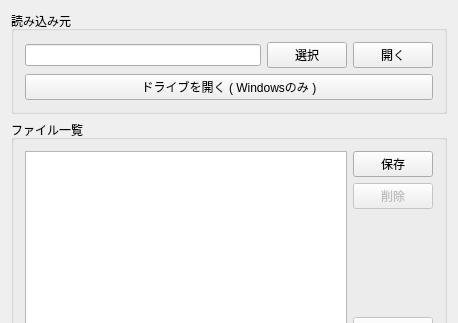
First picture: the form in widget.ui, repository futr/MicomFSReader, before the edit; both pictures show x 0 to 458 and y 0 to 323 of the 458 by 499 pixel window.
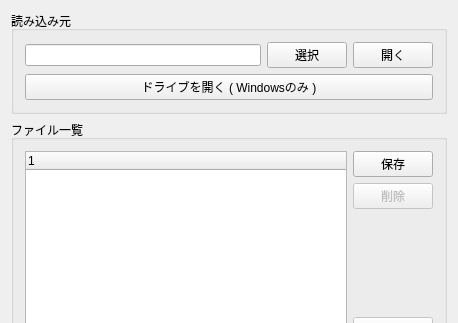
Second picture: the form after the edit.

Patch:
```diff
--- a/widget.ui
+++ b/widget.ui
@@ -66,7 +66,7 @@
       <item>
        <widget class="QTreeWidget" name="fileListWidget">
         <attribute name="headerVisible">
-         <bool>false</bool>
+         <bool>true</bool>
         </attribute>
         <column>
          <property name="text">
```
